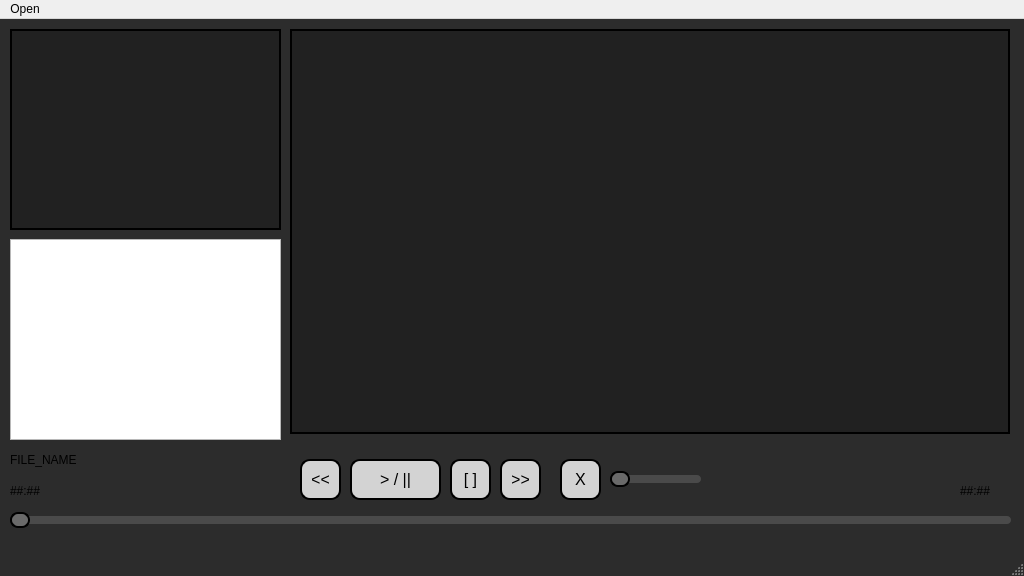
Before: the Qt Designer form music-player-qt/mainwindow.ui in juangonzalez22/music-player-qt, drawn with Qt 5.
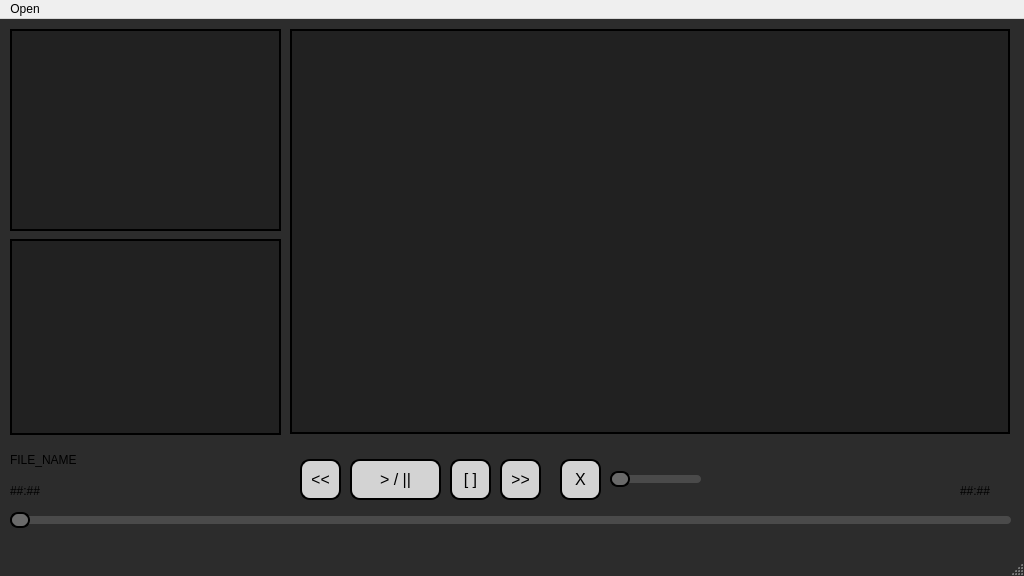
After: the same form once the commit is applied.

Commit message:
Estilizando la vista de lista
En un momento me pondré a ver el tema de las carpetas, para que en la lista de arriba solo salgan carpetas, y en la de abajo, solo canciones.

```diff
--- a/music-player-qt/mainwindow.ui
+++ b/music-player-qt/mainwindow.ui
@@ -373,7 +373,7 @@
       <x>10</x>
       <y>10</y>
       <width>271</width>
-      <height>201</height>
+      <height>202</height>
      </rect>
     </property>
     <property name="contextMenuPolicy">
@@ -408,9 +408,30 @@
       <x>10</x>
       <y>220</y>
       <width>271</width>
-      <height>201</height>
+      <height>196</height>
      </rect>
     </property>
+    <property name="styleSheet">
+     <string notr="true">QListWidget {
+    background-color: #212121; /* Color de fondo gris oscuro */
+    border: 2px solid black; /* Borde negro */
+}
+
+QListWidget::item {
+    color: white; /* Color del texto de los elementos */
+    padding: 5px; /* Espaciado interno */
+}
+
+QListWidget::item:selected {
+    background-color: #424242; /* Color de fondo de elementos seleccionados */
+    color: white; /* Color del texto cuando se selecciona */
+}
+
+QListWidget::item:hover {
+    background-color: #333333; /* Color de fondo cuando el ratón pasa sobre el elemento */
+}
+</string>
+    </property>
    </widget>
   </widget>
   <widget class="QMenuBar" name="menubar">
```
Left out of the diff: 2 changed lines with no effect on the pictures.
